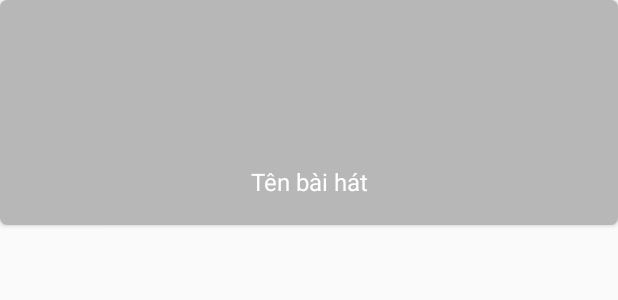
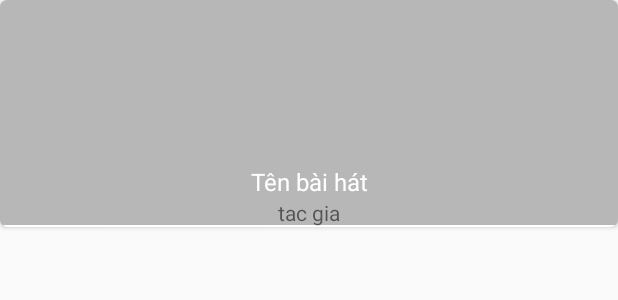
Before and after one commit to QuocTuan1998/MSC, an Android app: the layout dialog_infor_music.xml on its own in the app's theme, with its tools: preview values and no code run, on a phone screen of 412 x 824 dp. Shown: the top 300 px of the screen. Run offline under Robolectric (Android 15) with nearby library versions, the phone set to English and light mode, and no system bars.

Commit message:
interface dialog infor music

```diff
--- a/app/src/main/res/layout/dialog_infor_music.xml
+++ b/app/src/main/res/layout/dialog_infor_music.xml
@@ -6,6 +6,10 @@
     android:layout_height="wrap_content"
     xmlns:app="http://schemas.android.com/apk/res-auto">
 
+    <LinearLayout
+        android:orientation="vertical"
+        android:layout_width="match_parent"
+        android:layout_height="wrap_content">
         <RelativeLayout
             android:layout_width="match_parent"
             android:layout_height="match_parent">
@@ -23,6 +27,7 @@
                 android:layout_width="100dp"
                 android:layout_height="100dp" />
             <TextView
+                android:id="@+id/dialog_infor_song_name"
                 android:gravity="center"
                 android:text="Tên bài hát"
                 android:textSize="16sp"
@@ -32,10 +37,21 @@
                 android:layout_width="match_parent"
                 android:layout_height="wrap_content" />
             <TextView
-
+                android:layout_below="@id/dialog_infor_song_name"
+                android:text="tac gia"
+                android:gravity="center"
                 android:textSize="14sp"
                 android:layout_width="match_parent"
                 android:layout_height="wrap_content" />
         </RelativeLayout>
 
+        <LinearLayout
+            android:clickable="true"
+            android:focusable="true"
+            android:foreground="?attr/selectableItemBackground"
+            android:layout_width="match_parent"
+            android:layout_height="wrap_content">
+        </LinearLayout>
+    </LinearLayout>
+
 </android.support.v7.widget.CardView>
```
Lines whose indentation alone changed are shown as unchanged.
